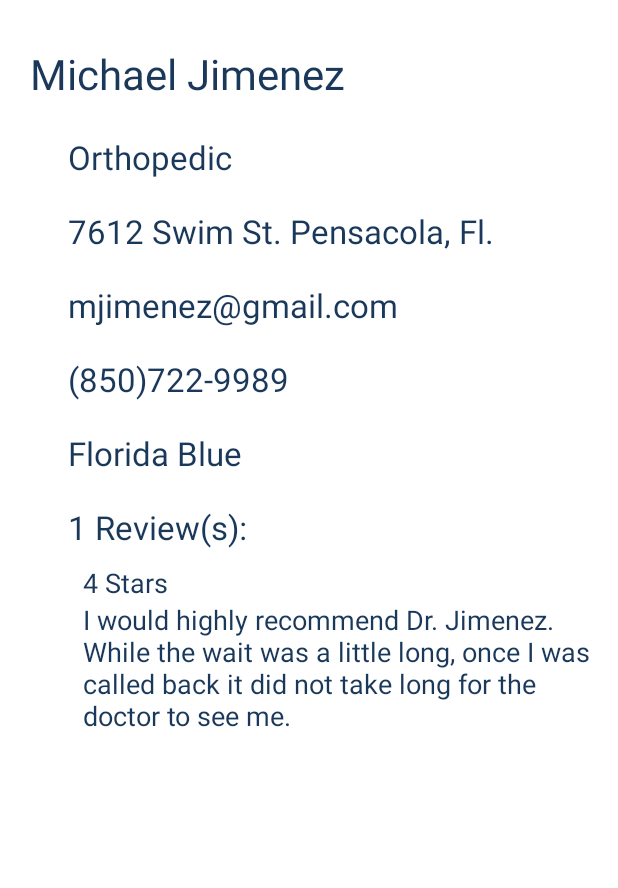
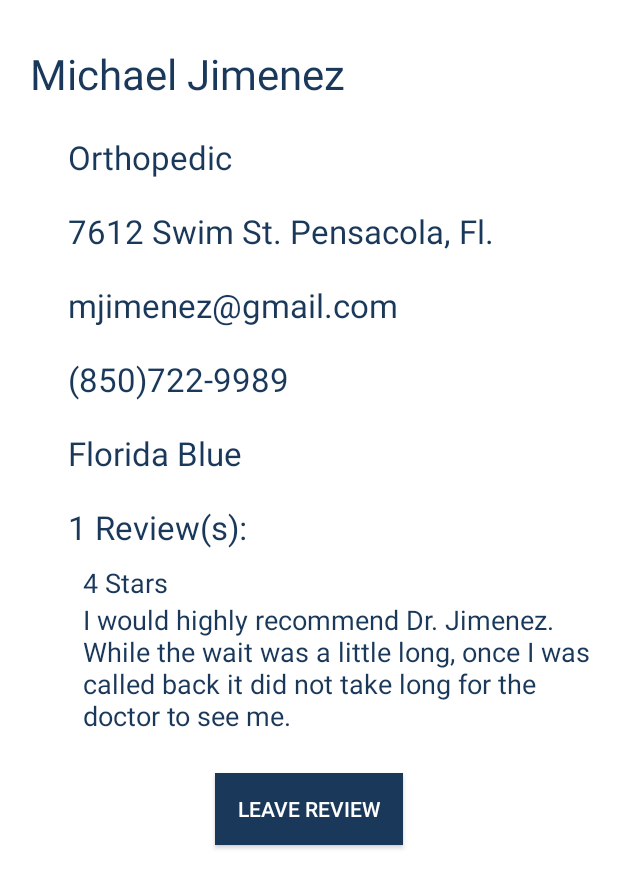
Before and after one commit to Shebeck/MetisReferrals, an Android app: the layout activity_doctor_bio.xml on its own in the app's theme, with its tools: preview values and no code run, on a phone screen of 412 x 824 dp. Shown: the top 888 px of the screen. Run offline under Robolectric (Android 15) with nearby library versions, the phone set to English and light mode, and no system bars.

Commit message:
review button

```diff
--- a/app/src/main/res/layout/activity_doctor_bio.xml
+++ b/app/src/main/res/layout/activity_doctor_bio.xml
@@ -126,4 +126,14 @@
         android:textSize="18sp"
         tools:ignore="HardcodedText" />
 
+    <Button
+        android:id="@+id/leaveReview"
+        android:layout_width="125dp"
+        android:layout_height="wrap_content"
+        android:background="#1a385a"
+        android:text="Leave Review"
+        android:layout_below="@+id/review"
+        android:layout_centerHorizontal="true"
+        android:layout_marginTop="26dp" />
+
 </RelativeLayout>
```
